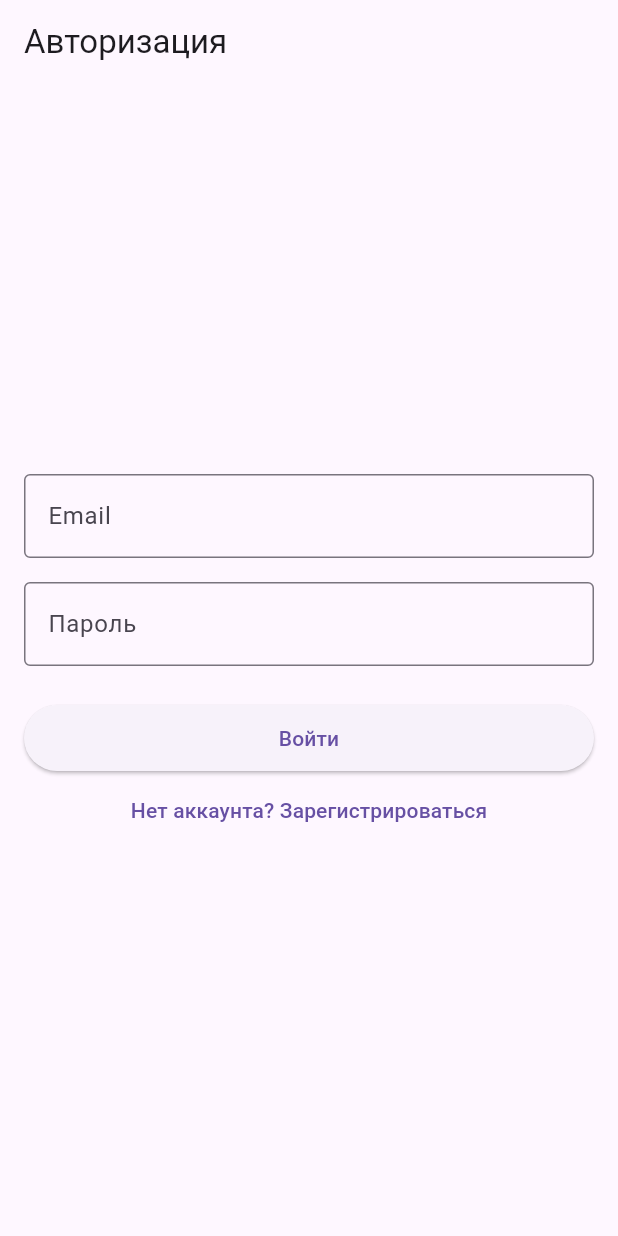
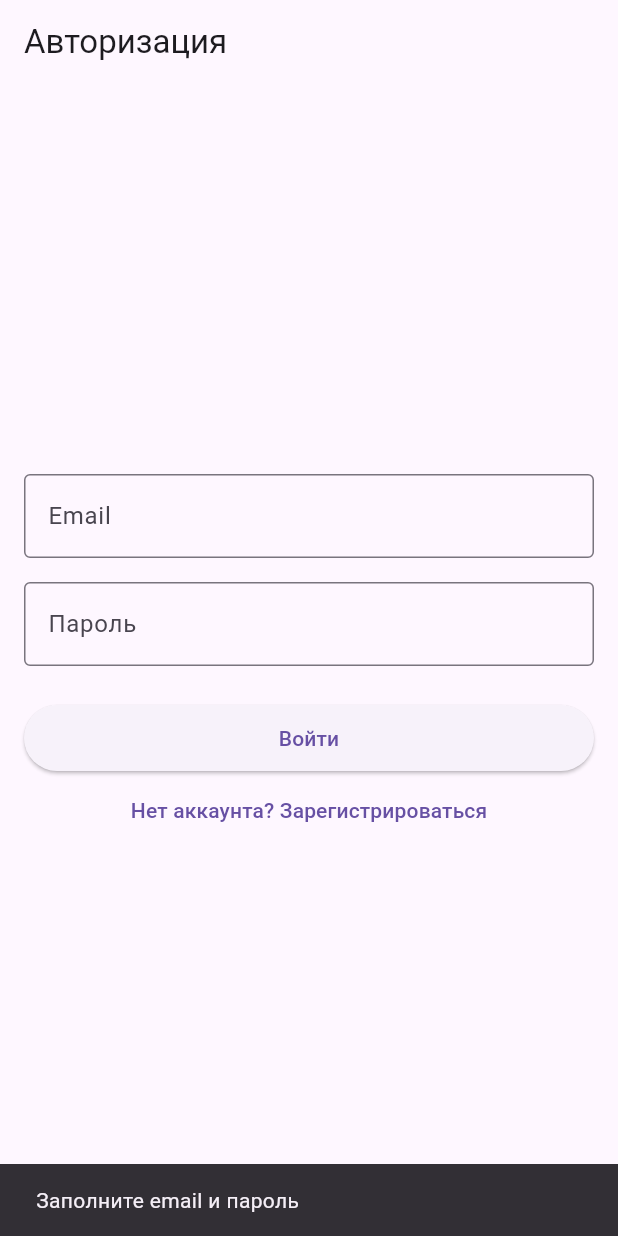
Before and after one commit to baghdat-bm/flutter_auth_app, a Flutter app: the screen it shows after launch, after a tap on "Войти", on a phone screen of 412 x 824 dp. Run offline on Flutter 3.47's test engine with Material 3 defaults, Android fonts, the phone set to English and light mode, and no system bars; our stand-ins replace dio.

```diff
--- /dev/null
+++ b/lib/features/auth/data/datasources/auth_remote_datasource.dart
@@ -0,0 +1,59 @@
+import 'package:dio/dio.dart';
+import '../models/auth_token_model.dart';
+
+class AuthRemoteDataSource {
+  final Dio _dio = Dio(
+    BaseOptions(
+      baseUrl: 'https://reqres.in/api',
+      connectTimeout: const Duration(seconds: 5),
+      receiveTimeout: const Duration(seconds: 3),
+      headers: {
+        'Content-Type': 'application/json',
+        'Accept': 'application/json',
+        // 👇 Добавляем нашу "маскировку" под Chrome:
+        'User-Agent': 'Mozilla/5.0 (Windows NT 10.0; Win64; x64) AppleWebKit/537.36 (KHTML, like Gecko) Chrome/120.0.0.0 Safari/537.36',
+      },
+      validateStatus: (status) {
+        return status != null && status < 500;
+      },
+    ),
+  );
+
+  // Метод для входа
+  Future<AuthTokenModel> login(String email, String password) async {
+    print('1. Метод login вызван'); // Проверка старта
+
+    try {
+      final response = await _dio.post(
+        '/login',
+        data: {'email': email, 'password': password},
+      );
+
+      print('2. Ответ получен: ${response.data}');
+      print('3. Тип данных ответа: ${response.data.runtimeType}');
+
+      return AuthTokenModel.fromJson(response.data);
+    } catch (e, stackTrace) {
+      // Ловим АБСОЛЮТНО ВСЕ ошибки
+      print('!!! ПРОИЗОШЛА ОШИБКА !!!');
+      print('Текст ошибки: $e');
+      print('Где именно (Stack Trace): $stackTrace');
+
+      // Пробрасываем ошибку дальше, чтобы UI тоже о ней узнал
+      throw Exception('Ошибка в сервисе: $e');
+    }
+  }
+
+  // Метод для регистрации
+  Future<AuthTokenModel> register(String email, String password) async {
+    try {
+      final response = await _dio.post(
+        '/register',
+        data: {'email': email, 'password': password},
+      );
+      return AuthTokenModel.fromJson(response.data);
+    } on DioException catch (e) {
+      throw Exception(e.response?.data['error'] ?? 'Ошибка регистрации');
+    }
+  }
+}
--- /dev/null
+++ b/lib/features/auth/data/models/auth_token_model.dart
@@ -0,0 +1,12 @@
+class AuthTokenModel {
+  final String token;
+
+  AuthTokenModel({required this.token});
+
+  // Фабрика для создания объекта из JSON (который приходит от сервера)
+  factory AuthTokenModel.fromJson(Map<String, dynamic> json) {
+    return AuthTokenModel(
+      token: json['token'] as String,
+    );
+  }
+}
--- a/lib/features/auth/presentation/screens/login_screen.dart
+++ b/lib/features/auth/presentation/screens/login_screen.dart
@@ -1,46 +1,103 @@
 import 'package:flutter/material.dart';
+import '../../data/datasources/auth_remote_datasource.dart'; // Импорт нашего сервиса
 import 'register_screen.dart';
 
-class LoginScreen extends StatelessWidget {
+// Меняем на StatefulWidget, чтобы хранить состояние (текст в полях)
+class LoginScreen extends StatefulWidget {
   const LoginScreen({super.key});
+
+  @override
+  State<LoginScreen> createState() => _LoginScreenState();
+}
+
+class _LoginScreenState extends State<LoginScreen> {
+  // 1. Создаем контроллеры для полей ввода
+  final _emailController = TextEditingController();
+  final _passwordController = TextEditingController();
+
+  // Создаем экземпляр нашего сервиса API
+  final _authService = AuthRemoteDataSource();
+
+  // Функция для обработки нажатия кнопки "Войти"
+  Future<void> _login() async {
+    // Простая валидация: если поля пустые, не отправляем запрос
+    if (_emailController.text.isEmpty || _passwordController.text.isEmpty) {
+      ScaffoldMessenger.of(context).showSnackBar(
+        const SnackBar(content: Text('Заполните email и пароль')),
+      );
+      return;
+    }
+
+    try {
+      // 2. Вызываем метод API
+      final tokenModel = await _authService.login(
+        _emailController.text,
+        _passwordController.text,
+      );
+
+      // Если все прошло успешно:
+      if (mounted) {
+        ScaffoldMessenger.of(context).showSnackBar(
+          SnackBar(
+            content: Text('Успешный вход! Токен: ${tokenModel.token}'),
+            backgroundColor: Colors.green,
+          ),
+        );
+        // Тут можно сохранить токен и перейти на главный экран
+      }
+    } catch (e) {
+      // Если произошла ошибка:
+      if (mounted) {
+        ScaffoldMessenger.of(context).showSnackBar(
+          SnackBar(
+            content: Text(e.toString()), // Показываем текст ошибки
+            backgroundColor: Colors.red,
+          ),
+        );
+      }
+    }
+  }
+
+  @override
+  void dispose() {
+    // Не забываем освобождать ресурсы контроллеров
+    _emailController.dispose();
+    _passwordController.dispose();
+    super.dispose();
+  }
 
   @override
   Widget build(BuildContext context) {
     return Scaffold(
       appBar: AppBar(title: const Text('Авторизация')),
       body: Padding(
-        padding: const EdgeInsets.all(16.0), // Отступы от краев экрана
+        padding: const EdgeInsets.all(16.0),
         child: Center(
           child: ConstrainedBox(
-            constraints: const BoxConstraints(
-              maxWidth: 400,
-            ), // Ограничим ширину для Desktop
+            constraints: const BoxConstraints(maxWidth: 400),
             child: Column(
-              mainAxisAlignment:
-                  MainAxisAlignment.center, // Центрируем по вертикали
-              crossAxisAlignment:
-                  CrossAxisAlignment.stretch, // Растягиваем элементы по ширине
+              mainAxisAlignment: MainAxisAlignment.center,
+              crossAxisAlignment: CrossAxisAlignment.stretch,
               children: [
-                const TextField(
-                  decoration: InputDecoration(
+                TextField(
+                  controller: _emailController, // 3. Привязываем контроллер
+                  decoration: const InputDecoration(
                     labelText: 'Email',
                     border: OutlineInputBorder(),
                   ),
                 ),
-                const SizedBox(height: 16), // Пустое пространство между полями
-                const TextField(
-                  obscureText: true, // Скрываем ввод пароля
-                  decoration: InputDecoration(
+                const SizedBox(height: 16),
+                TextField(
+                  controller: _passwordController, // 3. Привязываем контроллер
+                  obscureText: true,
+                  decoration: const InputDecoration(
                     labelText: 'Пароль',
                     border: OutlineInputBorder(),
                   ),
                 ),
                 const SizedBox(height: 24),
                 ElevatedButton(
-                  onPressed: () {
-                    // Пока просто выведем в консоль
-                    print('Нажата кнопка Войти');
-                  },
+                  onPressed: _login, // 4. Вызываем нашу функцию
                   child: const Padding(
                     padding: EdgeInsets.all(12.0),
                     child: Text('Войти'),
@@ -48,11 +105,8 @@ class LoginScreen extends StatelessWidget {
                 ),
                 TextButton(
                   onPressed: () {
-                    // Переход на экран регистрации
                     Navigator.of(context).push(
-                      MaterialPageRoute(
-                        builder: (context) => const RegisterScreen(),
-                      ),
+                      MaterialPageRoute(builder: (context) => const RegisterScreen()),
                     );
                   },
                   child: const Text('Нет аккаунта? Зарегистрироваться'),
```
